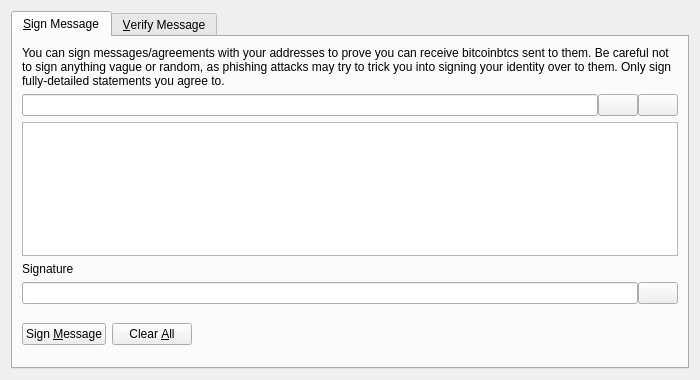
This is src/qt/forms/signverifymessagedialog.ui in Profitbz/EdinarcoinFork as Qt 5 draws it before an edit. The edited form follows.
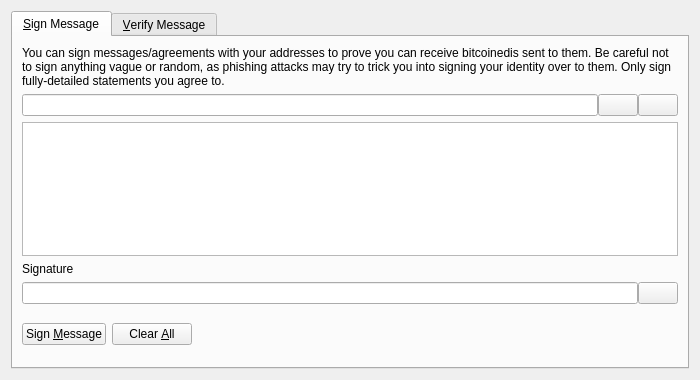
This is the edited form. Icons and pictures are not drawn. Custom widgets are drawn as their Qt base class.

Diff of the .ui file:
```diff
--- a/src/qt/forms/signverifymessagedialog.ui
+++ b/src/qt/forms/signverifymessagedialog.ui
@@ -30,7 +30,7 @@
        <item>
         <widget class="QLabel" name="infoLabel_SM">
          <property name="text">
-          <string>You can sign messages/agreements with your addresses to prove you can receive bitcoinbtcs sent to them. Be careful not to sign anything vague or random, as phishing attacks may try to trick you into signing your identity over to them. Only sign fully-detailed statements you agree to.</string>
+          <string>You can sign messages/agreements with your addresses to prove you can receive bitcoinedis sent to them. Be careful not to sign anything vague or random, as phishing attacks may try to trick you into signing your identity over to them. Only sign fully-detailed statements you agree to.</string>
          </property>
          <property name="textFormat">
           <enum>Qt::PlainText</enum>
```
Left out of the diff: 8 changed lines with no effect on the pictures.
